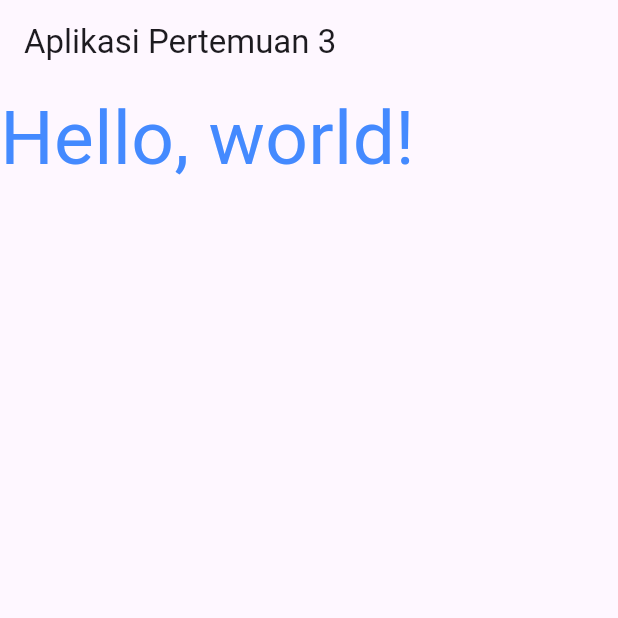
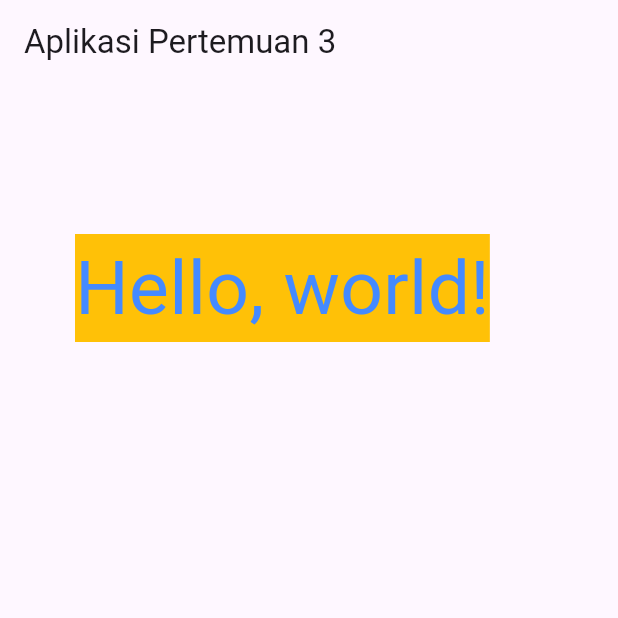
Before and after one commit to kimm0011/21102211_TI3_ppb2324-2, a Flutter app: the screen it shows after launch, on a phone screen of 412 x 824 dp, the top half of it. Run offline on Flutter 3.47's test engine with Material 3 defaults, Android fonts, the phone set to English and light mode, and no system bars.

Commit message:
Praktikum3

```diff
--- a/praktikum_3/lib/main.dart
+++ b/praktikum_3/lib/main.dart
@@ -9,13 +9,21 @@ class MyApp extends StatelessWidget {
   Widget build(BuildContext context) {
     return MaterialApp(
       home: Scaffold(
-          appBar: AppBar(
-            title: Text('Aplikasi Pertemuan 3'),
+        appBar: AppBar(
+          title: Text('Aplikasi Pertemuan 3'),
+        ),
+        body: Container(
+          margin: EdgeInsets.only(top: 100, left: 50),
+          color: Colors.amber,
+          child: Text(
+            "Hello, world!",
+            style: TextStyle(
+              color: Colors.blueAccent,
+              fontSize: 50,
+            ),
           ),
-          body: Text(
-            "Hello, world!",
-            style: TextStyle(color: Colors.blueAccent, fontSize: 50),
-          )),
+        ),
+      ),
     );
   }
 }
```
